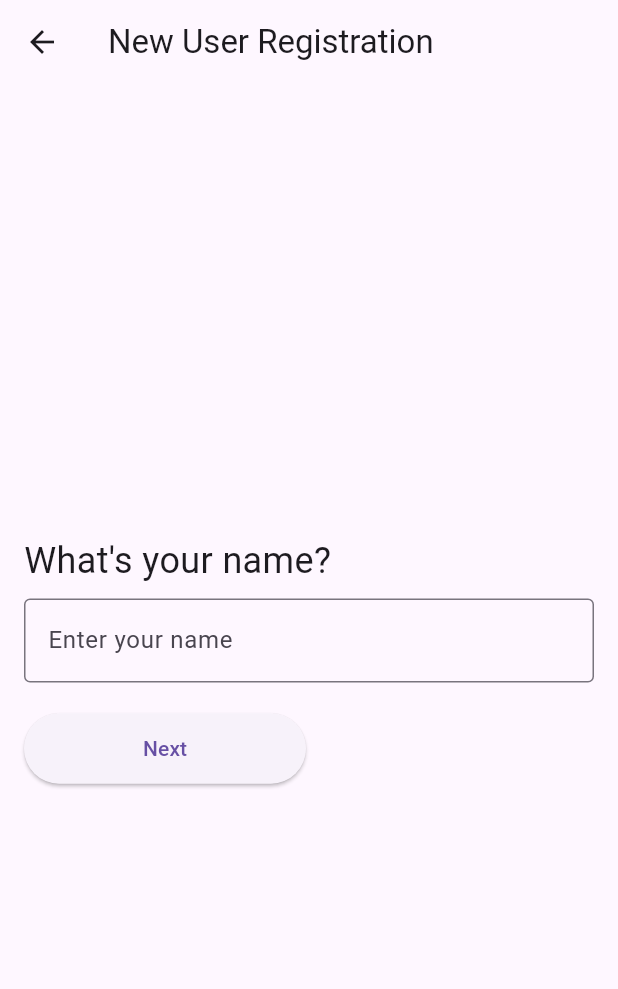
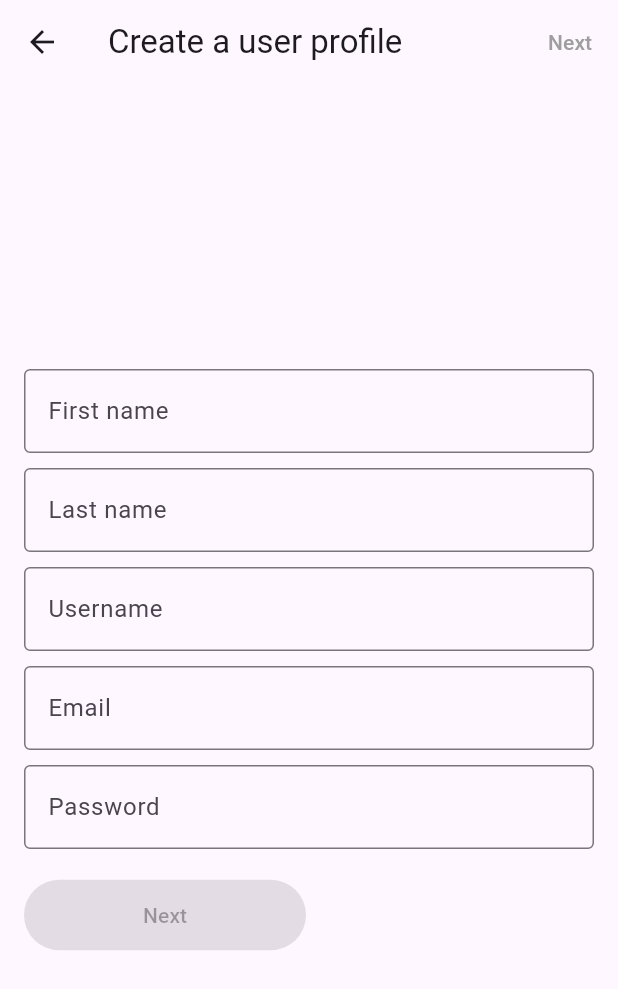
Before and after one commit to seungho715/Immai, a Flutter app: the NewUserPage screen opened directly, on a phone screen of 412 x 824 dp. Shown: the top 989 px of the screen. Run offline on Flutter 3.47's test engine with Material 3 defaults, Android fonts, the light colour scheme and no system bars; our stand-ins replace shared_preferences; accounts and stored records are empty.

Commit message:
new_user_page changed by connecting all the pipeline

```diff
--- a/lib/new_user_page.dart
+++ b/lib/new_user_page.dart
@@ -1,5 +1,8 @@
 import 'package:flutter/material.dart';
+import 'package:http/http.dart' as http;
+import 'dart:convert';
 import 'language_selection_page.dart';
+
 
 class NewUserPage extends StatefulWidget {
   @override
@@ -7,18 +10,90 @@ class NewUserPage extends StatefulWidget {
 }
 
 class _NewUserPageState extends State<NewUserPage> {
-  final TextEditingController _nameController = TextEditingController();
+  final TextEditingController _firstNameController = TextEditingController();
+  final TextEditingController _lastNameController = TextEditingController();
+  final TextEditingController _usernameController = TextEditingController();
+  final TextEditingController _emailController = TextEditingController();
+  final TextEditingController _passwordController = TextEditingController();
+
+  bool _isNextButtonEnabled = false;
+  String? _errorMessage;
+
+  void _updateNextButtonState() {
+    setState(() {
+      _isNextButtonEnabled = _firstNameController.text.isNotEmpty &&
+          _lastNameController.text.isNotEmpty &&
+          _usernameController.text.isNotEmpty &&
+          _emailController.text.isNotEmpty &&
+          _passwordController.text.isNotEmpty;
+    });
+  }
+
+  // Check if username exists in the database
+  Future<bool> _checkUsernameExists(String username) async {
+    final url = Uri.parse('http://localhost:3001/api/users/username');
+    final response = await http.get(url);
+
+    if (response.statusCode == 200) {
+      List<dynamic> usernames = json.decode(response.body);
+      return usernames.any((user) => user['username'] == username);
+    } else {
+      throw Exception('Failed to check username');
+    }
+  }
+
+  // Function to handle the Next button press
+  Future<void> _handleNextButton() async {
+    if (_isNextButtonEnabled) {
+      final usernameExists = await _checkUsernameExists(_usernameController.text);
+
+      if (usernameExists) {
+        // Show a popup if the username exists
+        showDialog(
+          context: context,
+          builder: (BuildContext context) {
+            return AlertDialog(
+              title: Text('Username already exists'),
+              content: Text('The username "${_usernameController.text}" is already taken.'),
+              actions: [
+                TextButton(
+                  onPressed: () {
+                    Navigator.of(context).pop();
+                  },
+                  child: Text('OK'),
+                ),
+              ],
+            );
+          },
+        );
+      } else {
+        // If the username does not exist, navigate to the LanguageSelectionPage
+        Navigator.push(
+          context,
+          MaterialPageRoute(
+            builder: (context) => LanguageSelectionPage(),
+          ),
+        );
+      }
+    }
+  }
 
   @override
   Widget build(BuildContext context) {
     return Scaffold(
       appBar: AppBar(
-        title: Text('New User Registration'),
-        leading: BackButton(
-          onPressed: () {
-            Navigator.pop(context);
-          },
-        ),
+        title: Text('Create a user profile'),
+        actions: [
+          TextButton(
+            onPressed: _isNextButtonEnabled ? _handleNextButton : null,
+            child: Text(
+              'Next',
+              style: TextStyle(
+                color: _isNextButtonEnabled ? Colors.white : Colors.grey,
+              ),
+            ),
+          ),
+        ],
       ),
       body: Padding(
         padding: EdgeInsets.all(16.0),
@@ -26,30 +101,63 @@ class _NewUserPageState extends State<NewUserPage> {
           mainAxisAlignment: MainAxisAlignment.center,
           crossAxisAlignment: CrossAxisAlignment.start,
           children: <Widget>[
-            Text(
-              "What's your name?",
-              style: TextStyle(fontSize: 24),
-            ),
-            SizedBox(height: 8),
+            if (_errorMessage != null) ...[
+              Text(
+                _errorMessage!,
+                style: TextStyle(color: Colors.red),
+              ),
+              SizedBox(height: 10),
+            ],
             TextField(
-              controller: _nameController,
+              controller: _firstNameController,
               decoration: InputDecoration(
                 border: OutlineInputBorder(),
-                hintText: 'Enter your name',
+                hintText: 'First name',
               ),
             ),
+            SizedBox(height: 10),
+            TextField(
+              controller: _lastNameController,
+              decoration: InputDecoration(
+                border: OutlineInputBorder(),
+                hintText: 'Last name',
+              ),
+            ),
+            SizedBox(height: 10),
+            TextField(
+              controller: _usernameController,
+              decoration: InputDecoration(
+                border: OutlineInputBorder(),
+                hintText: 'Username',
+              ),
+            ),
+            SizedBox(height: 10),
+            TextField(
+              controller: _emailController,
+              decoration: InputDecoration(
+                border: OutlineInputBorder(),
+                hintText: 'Email',
+              ),
+              keyboardType: TextInputType.emailAddress,
+            ),
+            SizedBox(height: 10),
+            TextField(
+              controller: _passwordController,
+              decoration: InputDecoration(
+                border: OutlineInputBorder(),
+                hintText: 'Password',
+              ),
+              obscureText: true,
+            ),
             SizedBox(height: 20),
+
             ElevatedButton(
-              onPressed: () {
-                if(_nameController.text.isNotEmpty){
-                  Navigator.push(
-                  context,
-                  MaterialPageRoute(builder: (context) => LanguageSelectionPage()),
-                );
-                }
-              },
+              onPressed: _isNextButtonEnabled ? _handleNextButton : null,
+              style: ElevatedButton.styleFrom(
+                backgroundColor: _isNextButtonEnabled ? Colors.green : Colors.grey, // Green if enabled, grey if disabled
+                fixedSize: Size(188, 47),
+              ),
               child: Text('Next'),
-              style: ElevatedButton.styleFrom(fixedSize: Size(188, 47)),
             ),
           ],
         ),
@@ -58,8 +166,22 @@ class _NewUserPageState extends State<NewUserPage> {
   }
 
   @override
+  void initState() {
+    super.initState();
+    _firstNameController.addListener(_updateNextButtonState);
+    _lastNameController.addListener(_updateNextButtonState);
+    _usernameController.addListener(_updateNextButtonState);
+    _emailController.addListener(_updateNextButtonState);
+    _passwordController.addListener(_updateNextButtonState);
+  }
+
+  @override
   void dispose() {
-    _nameController.dispose();
+    _firstNameController.dispose();
+    _lastNameController.dispose();
+    _usernameController.dispose();
+    _emailController.dispose();
+    _passwordController.dispose();
     super.dispose();
   }
 }
--- /dev/null
+++ b/lib/user_preferences.dart
@@ -0,0 +1,32 @@
+import 'package:shared_preferences/shared_preferences.dart';
+
+class UserPreferences {
+  // Function to save user data into SharedPreferences
+  Future<void> saveUserData(String firstName, String lastName, String username, String email) async {
+    final prefs = await SharedPreferences.getInstance();
+    await prefs.setString('firstName', firstName);
+    await prefs.setString('lastName', lastName);
+    await prefs.setString('username', username);
+    await prefs.setString('email', email);
+  }
+
+  // Function to get user data from SharedPreferences
+  Future<Map<String, String?>> getUserData() async {
+    final prefs = await SharedPreferences.getInstance();
+    return {
+      'firstName': prefs.getString('firstName'),
+      'lastName': prefs.getString('lastName'),
+      'username': prefs.getString('username'),
+      'email': prefs.getString('email'),
+    };
+  }
+
+  // Function to clear user data (on logout)
+  Future<void> clearUserData() async {
+    final prefs = await SharedPreferences.getInstance();
+    await prefs.remove('firstName');
+    await prefs.remove('lastName');
+    await prefs.remove('username');
+    await prefs.remove('email');
+  }
+}
--- a/pubspec.yaml
+++ b/pubspec.yaml
@@ -30,7 +30,7 @@ environment:
 dependencies:
   flutter:
     sdk: flutter
-
+  shared_preferences: ^2.0.6
   http: any
 
 
```
Also changed, not shown: lib/homepage_account_setting.dart (added, +110 -0 lines), lib/proficiency_selection_page.dart (+34 -6 lines), pubspec.lock, 1 other file.
